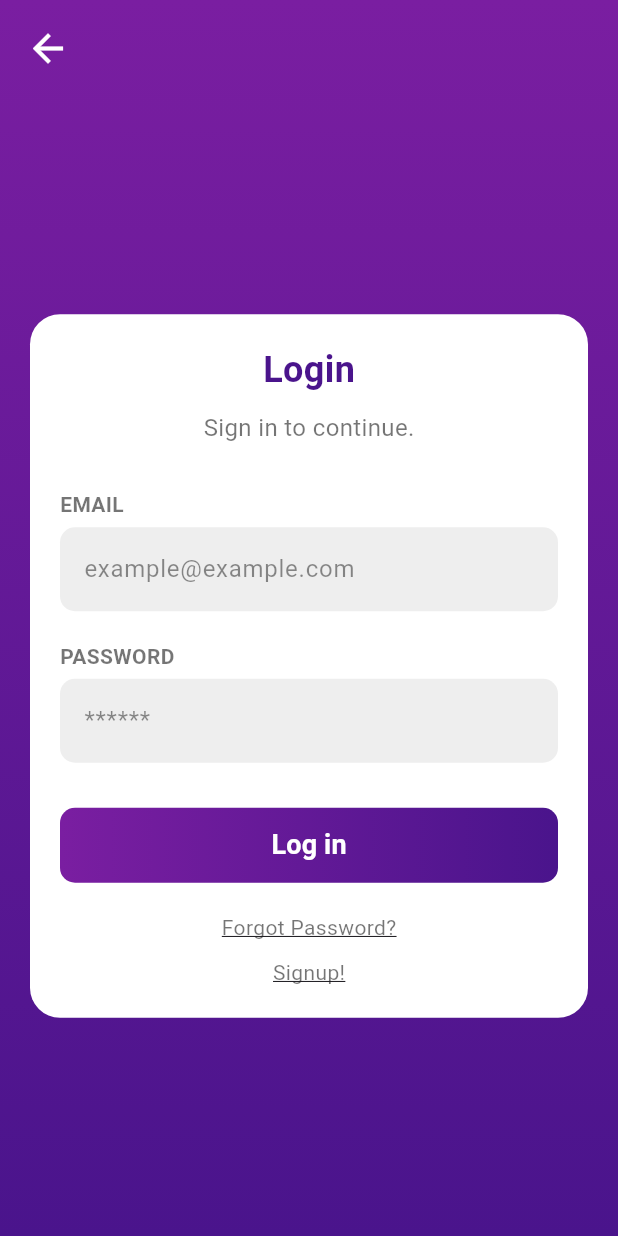
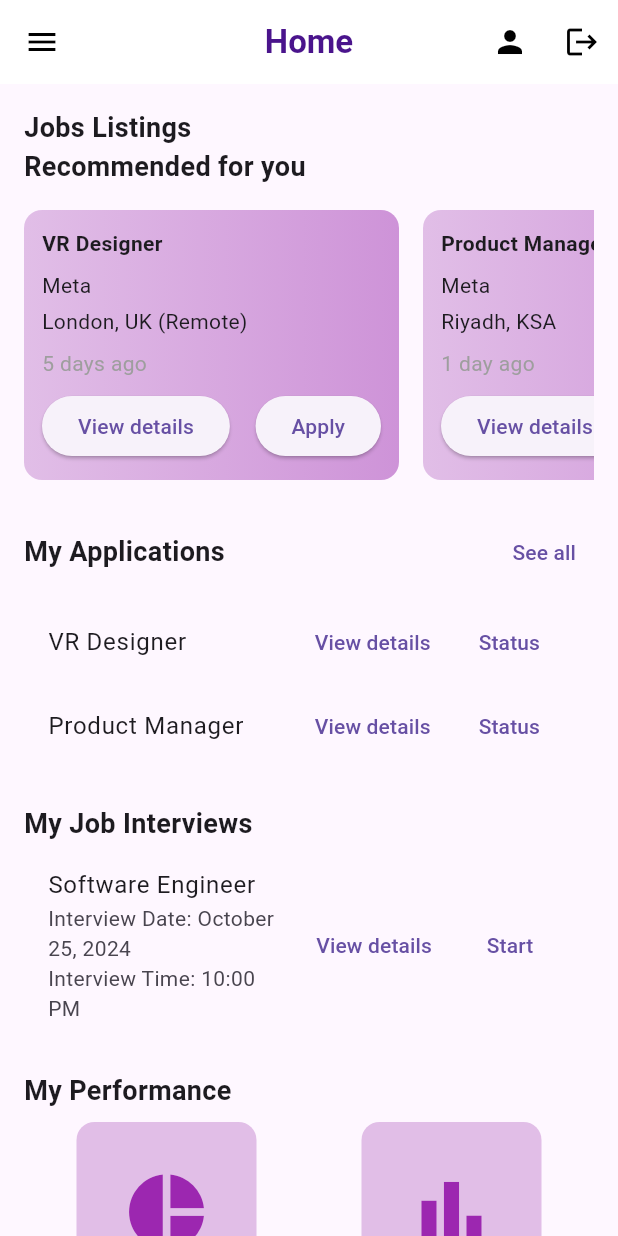
Before and after one commit to yaya890/Flutter-App, a Flutter app: the screen it shows after launch, after a tap on "Candidates", on a phone screen of 412 x 824 dp. Run offline on Flutter 3.47's test engine with Material 3 defaults, Android fonts, the phone set to English and light mode, and no system bars; statements that could not run were skipped.

Commit message:
candidatehomescreen

```diff
--- /dev/null
+++ b/lib/availableJobs.dart
@@ -0,0 +1 @@
+// TODO Implement this library.
--- /dev/null
+++ b/lib/candidateHomeScreen.dart
@@ -0,0 +1,347 @@
+import 'package:flutter/material.dart';
+import 'availableJobs.dart'; // Import AvailableJobs page
+import 'jobsInterviews.dart'; // Import JobsInterviews page
+import 'applicationsTracking.dart'; // Import ApplicationsTracking page
+
+class CandidateHomeScreen extends StatelessWidget {
+  @override
+  Widget build(BuildContext context) {
+    return Scaffold(
+      appBar: AppBar(
+        backgroundColor: Colors.white,
+        elevation: 0,
+        leading: Builder(
+          builder: (context) => IconButton(
+            icon: const Icon(Icons.menu, color: Colors.black),
+            onPressed: () {
+              Scaffold.of(context).openDrawer(); // Open the drawer
+            },
+          ),
+        ),
+        centerTitle: true,
+        title: const Text(
+          'Home',
+          style: TextStyle(
+            color: Color(0xFF4A148C), // Purple color
+            fontWeight: FontWeight.bold,
+          ),
+        ),
+        actions: [
+          IconButton(
+            icon: const Icon(Icons.person, color: Colors.black),
+            onPressed: () {
+              // Profile functionality placeholder
+            },
+          ),
+          IconButton(
+            icon: const Icon(Icons.logout, color: Colors.black),
+            onPressed: () {
+              // Log-out functionality placeholder
+            },
+          ),
+        ],
+      ),
+      drawer: Drawer(
+        child: ListView(
+          padding: EdgeInsets.zero,
+          children: [
+            DrawerHeader(
+              decoration: const BoxDecoration(
+                color: Color.fromARGB(255, 125, 25, 155),
+              ),
+              child: const Center(
+                child: Text(
+                  'Menu',
+                  style: TextStyle(
+                    color: Colors.white,
+                    fontSize: 24,
+                    fontWeight: FontWeight.bold,
+                  ),
+                ),
+              ),
+            ),
+            ListTile(
+              leading: const Icon(Icons.work, color: Color(0xFF4A148C)),
+              title: const Text('Available Jobs'),
+              onTap: () {
+                Navigator.push(
+                  context,
+                  MaterialPageRoute(builder: (context) => const AvailableJobs()),
+                );
+              },
+            ),
+           /* ListTile(
+              leading: const Icon(Icons.interpreter_mode, color: Color(0xFF4A148C)),
+              title: const Text('Job Interviews'),
+              onTap: () {
+                Navigator.push(
+                  context,
+                  MaterialPageRoute(builder: (context) => const JobsInterviews()),
+                );
+              },
+            ),*/
+            /* ListTile(
+              leading: const Icon(Icons.track_changes, color: Color(0xFF4A148C)),
+              title: const Text('Applications Tracking'),
+              onTap: () {
+                Navigator.push(
+                  context,
+                  MaterialPageRoute(builder: (context) => const ApplicationsTracking()),
+                );
+              },
+            ), */
+          ],
+        ),
+      ),
+      body: SingleChildScrollView(
+        padding: const EdgeInsets.all(16.0),
+        child: Column(
+          crossAxisAlignment: CrossAxisAlignment.start,
+          children: [
+            // Job Listings Section
+            const Text(
+              "Jobs Listings\nRecommended for you",
+              style: TextStyle(
+                fontSize: 18,
+                fontWeight: FontWeight.bold,
+              ),
+            ),
+            const SizedBox(height: 16),
+            SizedBox(
+              height: 180,
+              child: ListView(
+                scrollDirection: Axis.horizontal,
+                children: const [
+                  JobCard(
+                    title: "VR Designer",
+                    company: "Meta",
+                    location: "London, UK (Remote)",
+                    daysAgo: "5 days ago",
+                  ),
+                  JobCard(
+                    title: "Product Manager",
+                    company: "Meta",
+                    location: "Riyadh, KSA",
+                    daysAgo: "1 day ago",
+                  ),
+                  JobCard(
+                    title: "UI Designer",
+                    company: "Meta",
+                    location: "Mecca, KSA",
+                    daysAgo: "3 days ago",
+                  ),
+                ],
+              ),
+            ),
+            const SizedBox(height: 24),
+            // My Applications Section
+            Row(
+              mainAxisAlignment: MainAxisAlignment.spaceBetween,
+              children: [
+                const Text(
+                  "My Applications",
+                  style: TextStyle(
+                    fontSize: 18,
+                    fontWeight: FontWeight.bold,
+                  ),
+                ),
+                TextButton(
+                  onPressed: () {},
+                  child: const Text("See all"),
+                ),
+              ],
+            ),
+            const SizedBox(height: 8),
+            const ApplicationRow(
+              title: "VR Designer",
+              onDetailsTap: () {},
+              onStatusTap: () {},
+            ),
+            const ApplicationRow(
+              title: "Product Manager",
+              onDetailsTap: () {},
+              onStatusTap: () {},
+            ),
+            const SizedBox(height: 24),
+            // My Jobs Interviews Section
+            const Text(
+              "My Job Interviews",
+              style: TextStyle(
+                fontSize: 18,
+                fontWeight: FontWeight.bold,
+              ),
+            ),
+            const SizedBox(height: 8),
+            const InterviewRow(
+              title: "Software Engineer",
+              date: "October 25, 2024",
+              time: "10:00 PM",
+              onDetailsTap: () {},
+              onStartTap: () {},
+            ),
+            const SizedBox(height: 24),
+            // My Performance Section
+            const Text(
+              "My Performance",
+              style: TextStyle(
+                fontSize: 18,
+                fontWeight: FontWeight.bold,
+              ),
+            ),
+            const SizedBox(height: 8),
+            Row(
+              mainAxisAlignment: MainAxisAlignment.spaceAround,
+              children: const [
+                PerformanceCard(
+                  icon: Icons.pie_chart,
+                  onTap: () {},
+                ),
+                PerformanceCard(
+                  icon: Icons.bar_chart,
+                  onTap: () {},
+                ),
+              ],
+            ),
+          ],
+        ),
+      ),
+    );
+  }
+}
+
+class JobCard extends StatelessWidget {
+  final String title;
+  final String company;
+  final String location;
+  final String daysAgo;
+
+  const JobCard({
+    required this.title,
+    required this.company,
+    required this.location,
+    required this.daysAgo,
+  });
+
+  @override
+  Widget build(BuildContext context) {
+    return Container(
+      margin: const EdgeInsets.only(right: 16),
+      width: 250,
+      decoration: BoxDecoration(
+        borderRadius: BorderRadius.circular(12),
+        gradient: LinearGradient(
+          colors: [Colors.purple.shade100, Colors.purple.shade200],
+        ),
+      ),
+      child: Padding(
+        padding: const EdgeInsets.all(12.0),
+        child: Column(
+          crossAxisAlignment: CrossAxisAlignment.start,
+          children: [
+            Text(title, style: const TextStyle(fontWeight: FontWeight.bold)),
+            const SizedBox(height: 8),
+            Text(company),
+            const SizedBox(height: 4),
+            Text(location),
+            const Spacer(),
+            Text(daysAgo, style: const TextStyle(color: Colors.grey)),
+            const SizedBox(height: 8),
+            Row(
+              mainAxisAlignment: MainAxisAlignment.spaceBetween,
+              children: [
+                ElevatedButton(
+                  onPressed: () {},
+                  child: const Text("View details"),
+                ),
+                ElevatedButton(
+                  onPressed: () {},
+                  child: const Text("Apply"),
+                ),
+              ],
+            ),
+          ],
+        ),
+      ),
+    );
+  }
+}
+
+class ApplicationRow extends StatelessWidget {
+  final String title;
+  final VoidCallback onDetailsTap;
+  final VoidCallback onStatusTap;
+
+  const ApplicationRow({
+    required this.title,
+    required this.onDetailsTap,
+    required this.onStatusTap,
+  });
+
+  @override
+  Widget build(BuildContext context) {
+    return ListTile(
+      title: Text(title),
+      trailing: Wrap(
+        spacing: 8,
+        children: [
+          TextButton(onPressed: onDetailsTap, child: const Text("View details")),
+          TextButton(onPressed: onStatusTap, child: const Text("Status")),
+        ],
+      ),
+    );
+  }
+}
+
+class InterviewRow extends StatelessWidget {
+  final String title;
+  final String date;
+  final String time;
+  final VoidCallback onDetailsTap;
+  final VoidCallback onStartTap;
+
+  const InterviewRow({
+    required this.title,
+    required this.date,
+    required this.time,
+    required this.onDetailsTap,
+    required this.onStartTap,
+  });
+
+  @override
+  Widget build(BuildContext context) {
+    return ListTile(
+      title: Text(title),
+      subtitle: Text("Interview Date: $date\nInterview Time: $time"),
+      trailing: Wrap(
+        spacing: 8,
+        children: [
+          TextButton(onPressed: onDetailsTap, child: const Text("View details")),
+          TextButton(onPressed: onStartTap, child: const Text("Start")),
+        ],
+      ),
+    );
+  }
+}
+
+class PerformanceCard extends StatelessWidget {
+  final IconData icon;
+  final VoidCallback onTap;
+
+  const PerformanceCard({required this.icon, required this.onTap});
+
+  @override
+  Widget build(BuildContext context) {
+    return GestureDetector(
+      onTap: onTap,
+      child: Container(
+        width: 120,
+        height: 120,
+        decoration: BoxDecoration(
+          color: Colors.purple.shade100,
+          borderRadius: BorderRadius.circular(12),
+        ),
+        child: Icon(icon, size: 60, color: Colors.purple),
+      ),
+    );
+  }
+}
--- /dev/null
+++ b/lib/jobsInterviews.dart
@@ -0,0 +1 @@
+// TODO Implement this library.
--- a/lib/welcomePage.dart
+++ b/lib/welcomePage.dart
@@ -1,5 +1,6 @@
 import 'package:flutter/material.dart';
-import 'logInPage.dart'; // Import the LoginPage file
+import 'candidateHomeScreen.dart'; // Import the CandidateHomeScreen file
+import 'logInPage.dart';
 
 class WelcomePage extends StatelessWidget {
   const WelcomePage({super.key});
@@ -69,13 +70,13 @@ class WelcomePage extends StatelessWidget {
                       icon: Icons.person,
                       title: "Candidates",
                       description:
-                          "Access faster and more efficient hiring process .",
+                          "Access faster and more efficient hiring process.",
                       onTap: () {
-                        // Navigate to LogInPage
+                        // Navigate to CandidateHomeScreen
                         Navigator.push(
                           context,
                           MaterialPageRoute(
-                            builder: (context) => const LogInPage(),
+                            builder: (context) => CandidateHomeScreen(),
                           ),
                         );
                       },
```
Also changed, not shown: lib/applicationsTracking.dart (added, +151 -0 lines), lib/main.dart (+32 -0 lines).
